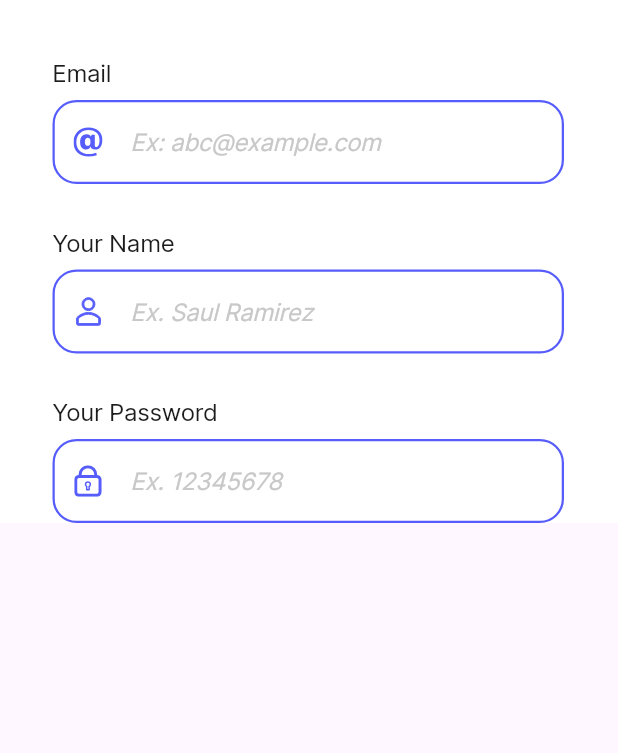
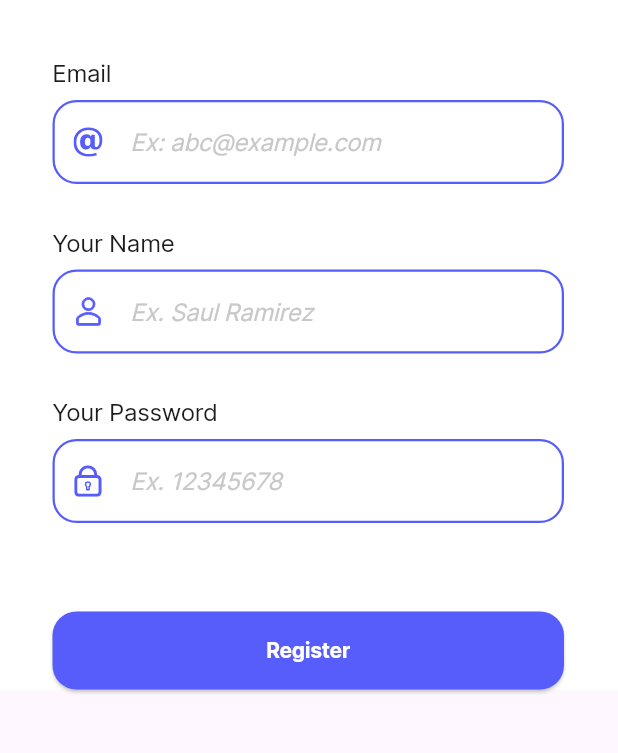
Before and after one commit to onaya7/DoItNow, a Flutter app: the RegisterPage screen opened by its route, on a phone screen of 412 x 824 dp, the part 344-1097 px from its top. Run offline on Flutter 3.47's test engine with Material 3 defaults, Android fonts, the phone set to English and light mode, and no system bars; our stand-ins replace flutter_svg.

Commit message:
Refactor RegisterPage and TextInputField

```diff
--- a/lib/pages/auth/register_page.dart
+++ b/lib/pages/auth/register_page.dart
@@ -8,42 +8,45 @@ class RegisterPage extends StatefulWidget {
   const RegisterPage({super.key});
 
   @override
-  State<RegisterPage> createState() => _RegisterPageState();
+  RegisterPageState createState() => RegisterPageState();
 }
 
-class _RegisterPageState extends State<RegisterPage> {
-  late TextEditingController emailController;
-  late TextEditingController nameController;
-  late TextEditingController passwordController;
-  late FocusNode emailFocus;
-  late FocusNode nameFocus;
-  late FocusNode passwordFocus;
+class RegisterPageState extends State<RegisterPage> {
+  final GlobalKey formKey = GlobalKey<FormState>();
+  final TextEditingController _nameController = TextEditingController();
+  final TextEditingController _emailController = TextEditingController();
+  final TextEditingController _passwordController = TextEditingController();
+
+  late FocusNode _nameFocusNode;
+  late FocusNode _emailFocusNode;
+  late FocusNode _passwordFocusNode;
+
   @override
   void initState() {
     super.initState();
-    emailController = TextEditingController();
-    nameController = TextEditingController();
-    passwordController = TextEditingController();
-    emailFocus = FocusNode();
-    nameFocus = FocusNode();
-    passwordFocus = FocusNode();
+    _nameFocusNode = FocusNode();
+    _emailFocusNode = FocusNode();
+    _passwordFocusNode = FocusNode();
   }
 
   @override
   void dispose() {
-    emailController.dispose();
-    nameController.dispose();
-    passwordController.dispose();
-    emailFocus.dispose();
-    nameFocus.dispose();
-    passwordFocus.dispose();
+    _nameController.dispose();
+    _emailController.dispose();
+    _passwordController.dispose();
+    _nameFocusNode.dispose();
+    _emailFocusNode.dispose();
+    _passwordFocusNode.dispose();
     super.dispose();
+  }
+
+  void _shiftFocus(FocusNode currentFocus, FocusNode nextFocus) {
+    currentFocus.unfocus();
+    FocusScope.of(context).requestFocus(nextFocus);
   }
 
   @override
   Widget build(BuildContext context) {
-    final GlobalKey formKey = GlobalKey<FormState>();
-
     return Scaffold(
         body: SingleChildScrollView(
       child: Container(
@@ -136,13 +139,14 @@ class _RegisterPageState extends State<RegisterPage> {
                           height: 6,
                         ),
                         TextInputField(
-                          controller: emailController,
-                          focus: emailFocus,
+                          controller: _emailController,
+                          currentFocus: _emailFocusNode,
+                          nextFocus: _nameFocusNode,
                           iconPath: 'assets/images/vector.svg',
                           hintText: 'Ex: abc@example.com',
                           obscureText: false,
                           action: TextInputAction.next,
-                          requestFocus: nameFocus,
+                          // requestFocus: nameFocus,
                         ),
                         const SizedBox(
                           height: 28,
@@ -159,13 +163,13 @@ class _RegisterPageState extends State<RegisterPage> {
                           height: 6,
                         ),
                         TextInputField(
-                          controller: nameController,
-                          focus: nameFocus,
+                          controller: _nameController,
+                          currentFocus: _nameFocusNode,
+                          nextFocus: _passwordFocusNode,
                           iconPath: 'assets/images/profile.svg',
                           hintText: 'Ex. Saul Ramirez',
                           obscureText: false,
-                          action: TextInputAction.none,
-                          requestFocus: passwordFocus,
+                          action: TextInputAction.next,
                         ),
                         const SizedBox(
                           height: 28,
@@ -182,12 +186,58 @@ class _RegisterPageState extends State<RegisterPage> {
                           height: 6,
                         ),
                         TextInputField(
-                            controller: passwordController,
-                            focus: passwordFocus,
+                            controller: _passwordController,
+                            currentFocus: _passwordFocusNode,
                             iconPath: 'assets/images/lock.svg',
                             hintText: 'Ex. 12345678',
-                            action: TextInputAction.none,
+                            action: TextInputAction.done,
                             obscureText: true),
+                        const SizedBox(
+                          height: 59,
+                        ),
+                        SizedBox(
+                          width: Constants.deviceMaxWidth(context),
+                          child: ElevatedButton(
+                            style: ButtonStyle(
+                                padding: MaterialStateProperty.all<EdgeInsets>(
+                                    const EdgeInsets.symmetric(
+                                  vertical: 16,
+                                )),
+                                backgroundColor:
+                                    MaterialStateProperty.all<Color>(
+                                        ColorConstants.deepBlueColor),
+                                shape: MaterialStateProperty.all<
+                                        RoundedRectangleBorder>(
+                                    RoundedRectangleBorder(
+                                  borderRadius: BorderRadius.circular(16.0),
+                                ))),
+                            onPressed: () {},
+                            child: Text(
+                              "Register",
+                              style: TextStyle(
+                                  letterSpacing: -0.18,
+                                  fontWeight: FontWeight.w700,
+                                  color: ColorConstants.plainWhiteColor),
+                            ),
+                          ),
+                        ),
+
+                        // child: Container(
+                        //   width: Constants.deviceMaxWidth(context),
+                        //   alignment: Alignment.center,
+                        //   padding: const EdgeInsets.symmetric(vertical: 16),
+                        //   decoration: ShapeDecoration(
+                        //       color: ColorConstants.deepBlueColor,
+                        //       shape: RoundedRectangleBorder(
+                        //           borderRadius: BorderRadius.circular(16))),
+                        // child: Text("Register",
+
+                        // style: TextStyle(
+
+                        //   letterSpacing: -0.18,
+                        //   fontWeight: FontWeight.w700,
+                        //   color: ColorConstants.plainWhiteColor
+                        // ),),
                       ],
                     )
                   ],
--- a/lib/utils/components/text_input_field.dart
+++ b/lib/utils/components/text_input_field.dart
@@ -4,37 +4,42 @@ import 'package:flutter_svg/flutter_svg.dart';
 
 class TextInputField extends StatelessWidget {
   final TextEditingController controller;
-  final FocusNode focus;
+  final FocusNode currentFocus;
+  final FocusNode? nextFocus;
   final String iconPath;
   final String hintText;
   final bool obscureText;
-
-    final TextInputAction action;
-  final FocusNode? requestFocus;
-
-
+  final TextInputAction action;
 
   const TextInputField(
       {required this.controller,
-      required this.focus,
+      required this.currentFocus,
+      this.nextFocus,
       required this.iconPath,
       required this.hintText,
       required this.obscureText,
-
       required this.action,
-      this.requestFocus,
       super.key});
 
   @override
   Widget build(BuildContext context) {
+    void shiftFocus(FocusNode? currentFocus, FocusNode? nextFocus) {
+      if (nextFocus != null) {
+        currentFocus?.unfocus();
+        FocusScope.of(context).requestFocus(nextFocus);
+      } else {
+        currentFocus?.unfocus();
+      }
+    }
+
     return TextFormField(
       obscureText: obscureText,
-
       controller: controller,
       textInputAction: action,
-      focusNode: focus,
-      onFieldSubmitted: (value) => FocusScope.of(context).requestFocus(requestFocus),
-
+      focusNode: currentFocus,
+      onEditingComplete: () {
+        shiftFocus(currentFocus, nextFocus);
+      },
       decoration: InputDecoration(
         contentPadding:
             const EdgeInsets.symmetric(horizontal: 20, vertical: 16),
--- a/lib/utils/routes/routes.dart
+++ b/lib/utils/routes/routes.dart
@@ -1,4 +1,3 @@
-
 import 'package:doitnow/pages/auth/login_page.dart';
 import 'package:doitnow/pages/auth/register_page.dart';
 import 'package:doitnow/pages/auth/welcome_page.dart';
```
